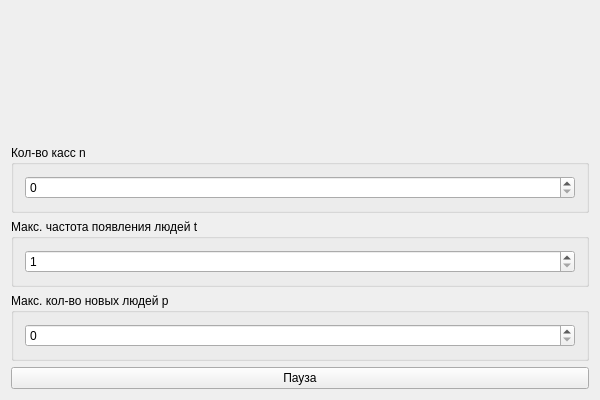
Qt form QueryEmulator/QueueEmulator.ui (nebrosarth/QueryEmulator) before a commit.
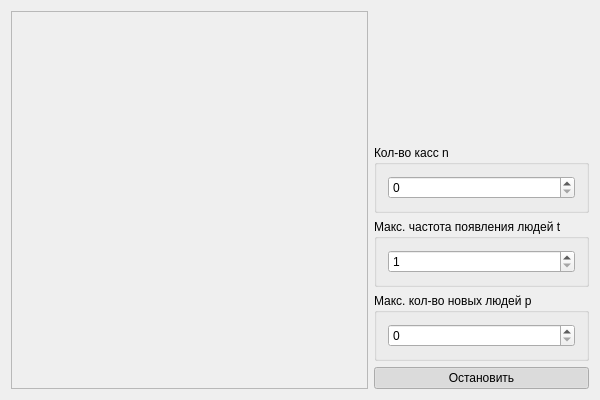
The same form after that commit.

Patch:
```diff
--- a/QueryEmulator/QueueEmulator.ui
+++ b/QueryEmulator/QueueEmulator.ui
@@ -17,7 +17,26 @@
    <item row="0" column="0">
     <layout class="QHBoxLayout" name="horizontalLayout">
      <item>
-      <layout class="QVBoxLayout" name="DesksLayout"/>
+      <widget class="QScrollArea" name="scrollArea">
+       <property name="widgetResizable">
+        <bool>true</bool>
+       </property>
+       <widget class="QWidget" name="scrollAreaWidgetContents">
+        <property name="geometry">
+         <rect>
+          <x>0</x>
+          <y>0</y>
+          <width>371</width>
+          <height>378</height>
+         </rect>
+        </property>
+        <layout class="QGridLayout" name="gridLayout_5">
+         <item row="0" column="0">
+          <layout class="QVBoxLayout" name="DesksLayout"/>
+         </item>
+        </layout>
+       </widget>
+      </widget>
      </item>
      <item>
       <layout class="QVBoxLayout" name="verticalLayout_2">
@@ -100,11 +119,14 @@
        <item>
         <widget class="QPushButton" name="pb_PauseResume">
          <property name="text">
-          <string>Пауза</string>
+          <string>Остановить</string>
          </property>
          <property name="checkable">
           <bool>true</bool>
          </property>
+         <property name="checked">
+          <bool>true</bool>
+         </property>
         </widget>
        </item>
       </layout>
```
